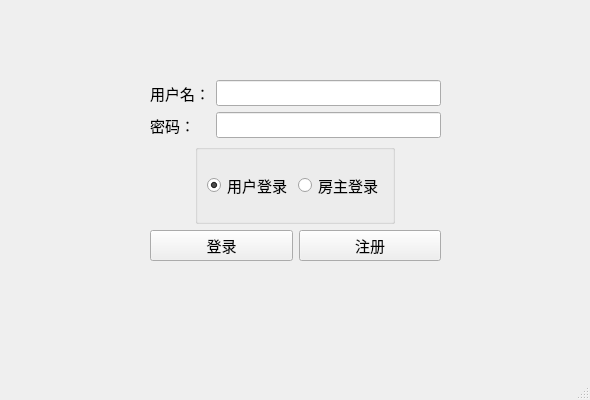
Before: the Qt Designer form login.ui in Canstie/ApartmentManage, drawn with Qt 5.
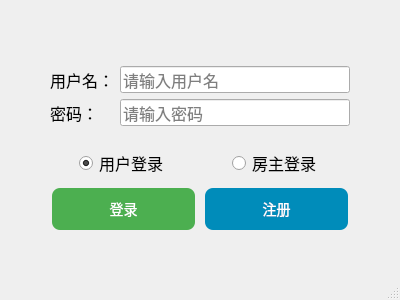
After: the same form once the commit is applied.

Patch:
```diff
--- a/login.ui
+++ b/login.ui
@@ -6,13 +6,13 @@
    <rect>
     <x>0</x>
     <y>0</y>
-    <width>590</width>
-    <height>400</height>
+    <width>400</width>
+    <height>300</height>
    </rect>
   </property>
   <property name="font">
    <font>
-    <pointsize>9</pointsize>
+    <pointsize>10</pointsize>
    </font>
   </property>
   <property name="windowTitle">
@@ -22,20 +22,20 @@
    <widget class="QWidget" name="">
     <property name="geometry">
      <rect>
-      <x>150</x>
-      <y>80</y>
-      <width>291</width>
-      <height>181</height>
+      <x>50</x>
+      <y>50</y>
+      <width>300</width>
+      <height>200</height>
      </rect>
     </property>
-    <layout class="QGridLayout" name="gridLayout_4">
+    <layout class="QGridLayout" name="gridLayout_3">
      <item row="0" column="0">
-      <layout class="QGridLayout" name="gridLayout">
+      <layout class="QGridLayout" name="gridLayout_2">
        <item row="0" column="0">
         <widget class="QLabel" name="username">
          <property name="font">
           <font>
-           <pointsize>11</pointsize>
+           <pointsize>12</pointsize>
           </font>
          </property>
          <property name="text">
@@ -47,16 +47,19 @@
         <widget class="QLineEdit" name="userEdit">
          <property name="font">
           <font>
-           <pointsize>11</pointsize>
+           <pointsize>12</pointsize>
           </font>
          </property>
+         <property name="placeholderText">
+          <string>请输入用户名</string>
+         </property>
         </widget>
        </item>
        <item row="1" column="0">
         <widget class="QLabel" name="password">
          <property name="font">
           <font>
-           <pointsize>11</pointsize>
+           <pointsize>12</pointsize>
           </font>
          </property>
          <property name="text">
@@ -68,32 +71,26 @@
         <widget class="QLineEdit" name="pwEdit">
          <property name="font">
           <font>
-           <pointsize>11</pointsize>
+           <pointsize>12</pointsize>
           </font>
          </property>
          <property name="echoMode">
           <enum>QLineEdit::Password</enum>
          </property>
+         <property name="placeholderText">
+          <string>请输入密码</string>
+         </property>
         </widget>
        </item>
       </layout>
      </item>
-     <item row="1" column="0" alignment="Qt::AlignHCenter">
-      <widget class="QGroupBox" name="groupBox">
-       <property name="font">
-        <font>
-         <pointsize>11</pointsize>
-        </font>
-       </property>
-       <property name="title">
-        <string/>
-       </property>
-       <layout class="QGridLayout" name="gridLayout_3">
-        <item row="0" column="0">
+     <item row="1" column="0">
+      <layout class="QGridLayout" name="gridLayout">
+       <item row="0" column="0" alignment="Qt::AlignHCenter">
          <widget class="QRadioButton" name="rbtn1">
           <property name="font">
            <font>
-            <pointsize>11</pointsize>
+           <pointsize>12</pointsize>
            </font>
           </property>
           <property name="text">
@@ -104,11 +101,11 @@
           </property>
          </widget>
         </item>
-        <item row="0" column="1">
+       <item row="0" column="1" alignment="Qt::AlignHCenter">
          <widget class="QRadioButton" name="rbtn2">
           <property name="font">
            <font>
-            <pointsize>11</pointsize>
+           <pointsize>12</pointsize>
            </font>
           </property>
           <property name="text">
@@ -116,35 +113,68 @@
           </property>
          </widget>
         </item>
-       </layout>
-      </widget>
-     </item>
-     <item row="2" column="0">
-      <layout class="QGridLayout" name="gridLayout_2">
-       <item row="0" column="0">
+       <item row="1" column="0">
         <widget class="QPushButton" name="loginbtn">
          <property name="font">
           <font>
-           <pointsize>11</pointsize>
+           <pointsize>12</pointsize>
            <bold>false</bold>
           </font>
          </property>
          <property name="text">
           <string>登录</string>
          </property>
+         <property name="styleSheet">
+          <string>
+            QPushButton {
+                background-color: #4CAF50;
+                color: white;
+                border: none;
+                padding: 10px 20px;
+                text-align: center;
+                text-decoration: none;
+                display: inline-block;
+                font-size: 14px;
+                margin: 4px 2px;
+                border-radius: 8px;
+            }
+            QPushButton:hover {
+                background-color: #45a049;
+            }
+          </string>
+         </property>
         </widget>
        </item>
-       <item row="0" column="1">
+       <item row="1" column="1">
         <widget class="QPushButton" name="signupbtn">
          <property name="font">
           <font>
-           <pointsize>11</pointsize>
+           <pointsize>12</pointsize>
            <bold>false</bold>
           </font>
          </property>
          <property name="text">
           <string>注册</string>
          </property>
+         <property name="styleSheet">
+          <string>
+            QPushButton {
+                background-color: #008CBA;
+                color: white;
+                border: none;
+                padding: 10px 20px;
+                text-align: center;
+                text-decoration: none;
+                display: inline-block;
+                font-size: 14px;
+                margin: 4px 2px;
+                border-radius: 8px;
+            }
+            QPushButton:hover {
+                background-color: #007bb5;
+            }
+          </string>
+         </property>
         </widget>
        </item>
       </layout>
```
Left out of the diff: 2 changed lines with no effect on the pictures. Lines whose indentation alone changed are shown as unchanged.
